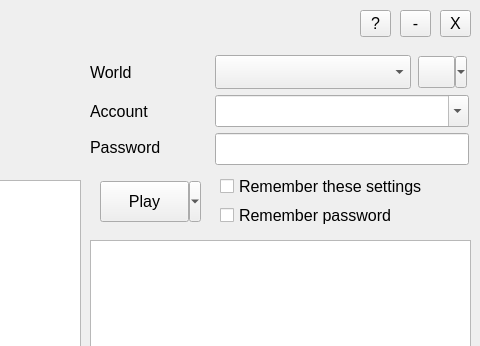
First picture: the form in src/onelauncher/ui/main.ui, repository JuneStepp/OneLauncher, before the edit; both pictures show x 310 to 790 and y 0 to 346 of the 790 by 470 pixel window.
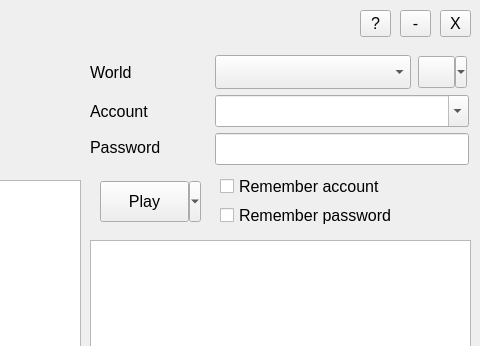
Second picture: the form after the edit.

Commit message: feat: Per-account settings and password saving options

```diff
--- a/src/onelauncher/ui/main.ui
+++ b/src/onelauncher/ui/main.ui
@@ -182,7 +182,7 @@
      <string>&lt;html&gt;&lt;head/&gt;&lt;body&gt;&lt;p&gt;Save last used world and account name&lt;/p&gt;&lt;/body&gt;&lt;/html&gt;</string>
     </property>
     <property name="text">
-     <string>Remember these settings</string>
+     <string>Remember account</string>
     </property>
    </widget>
    <widget class="QTextBrowser" name="txtStatus">
```
Left out of the diff: 6 changed lines with no effect on the pictures. The commit also changes 4 other files.
